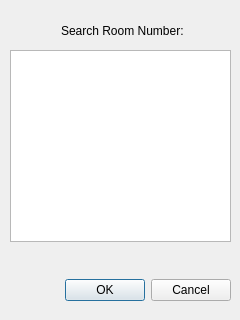
First picture: the form in roominfodialog.ui, repository aaron-loz/hotelClient, before the edit.
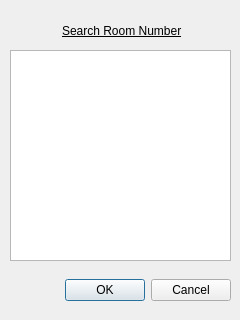
Second picture: the form after the edit.

Commit message:
Started guestInfoDialog and completed roomDialog
guestInfoDIalog is initialized and properly setup, roomDialog is
complete for the foreseeable future

Patch:
```diff
--- a/roominfodialog.ui
+++ b/roominfodialog.ui
@@ -41,8 +41,13 @@
    <layout class="QHBoxLayout" name="horizontalLayout">
     <item alignment="Qt::AlignHCenter">
      <widget class="QLabel" name="label">
+      <property name="font">
+       <font>
+        <underline>true</underline>
+       </font>
+      </property>
       <property name="text">
-       <string>Search Room Number:</string>
+       <string>Search Room Number</string>
       </property>
      </widget>
     </item>
@@ -54,7 +59,7 @@
      <x>10</x>
      <y>50</y>
      <width>221</width>
-     <height>192</height>
+     <height>211</height>
     </rect>
    </property>
   </widget>
```
The commit also changes 8 other files.
